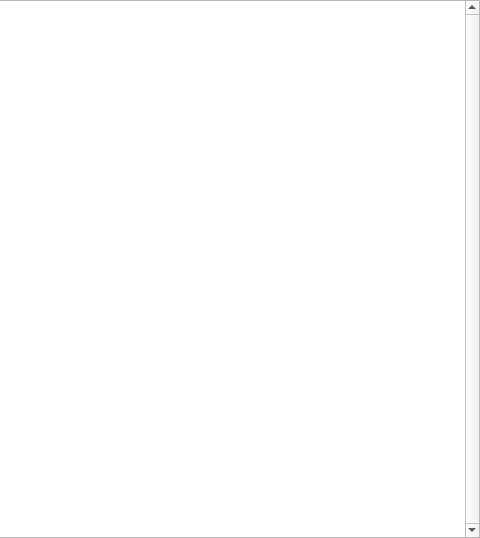
Above: launcher/ui/pages/instance/NotesPage.ui from FreesmTeam/FreesmLauncher before the change; both pictures show x 251 to 731 and y 0 to 538 of the 731 by 538 pixel window. Below: the same form after it.
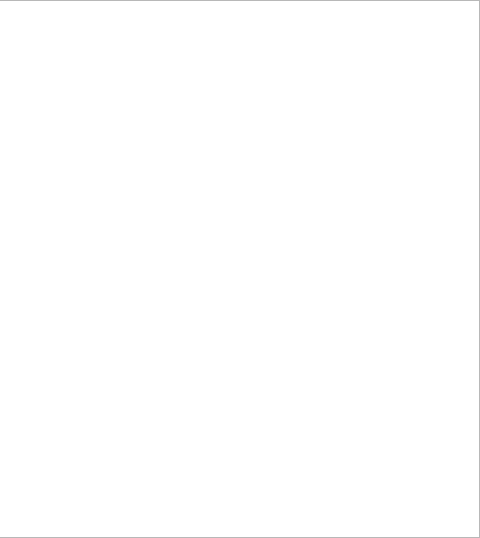
That is the form after the change.

```diff
--- a/launcher/ui/pages/instance/NotesPage.ui
+++ b/launcher/ui/pages/instance/NotesPage.ui
@@ -25,9 +25,6 @@
    </property>
    <item>
     <widget class="QTextEdit" name="noteEditor">
-     <property name="verticalScrollBarPolicy">
-      <enum>Qt::ScrollBarAlwaysOn</enum>
-     </property>
      <property name="tabChangesFocus">
       <bool>true</bool>
      </property>
```
